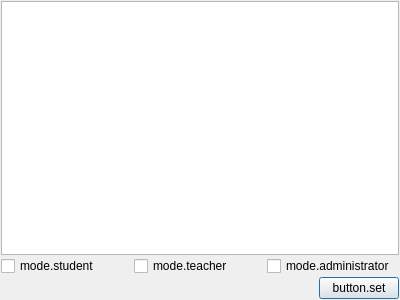
Old version of the form CTP-client/usermodedialog.ui in the repository george99g/CTP.
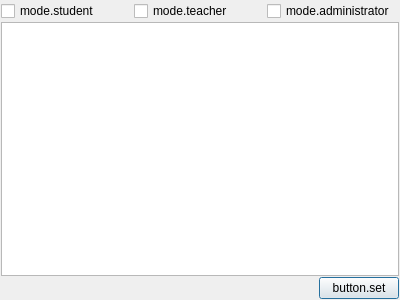
New version of the form. Icons and pictures are not drawn.

```diff
--- a/CTP-client/usermodedialog.ui
+++ b/CTP-client/usermodedialog.ui
@@ -33,13 +33,6 @@
    <property name="bottomMargin">
     <number>1</number>
    </property>
-   <item>
-    <widget class="QListView" name="listView">
-     <property name="editTriggers">
-      <set>QAbstractItemView::NoEditTriggers</set>
-     </property>
-    </widget>
-   </item>
    <item>
     <layout class="QHBoxLayout" name="horizontalLayout">
      <item>
@@ -65,6 +58,13 @@
      </item>
     </layout>
    </item>
+   <item>
+    <widget class="QListView" name="listView">
+     <property name="editTriggers">
+      <set>QAbstractItemView::NoEditTriggers</set>
+     </property>
+    </widget>
+   </item>
    <item>
     <layout class="QHBoxLayout" name="horizontalLayout_2">
      <item>
```
